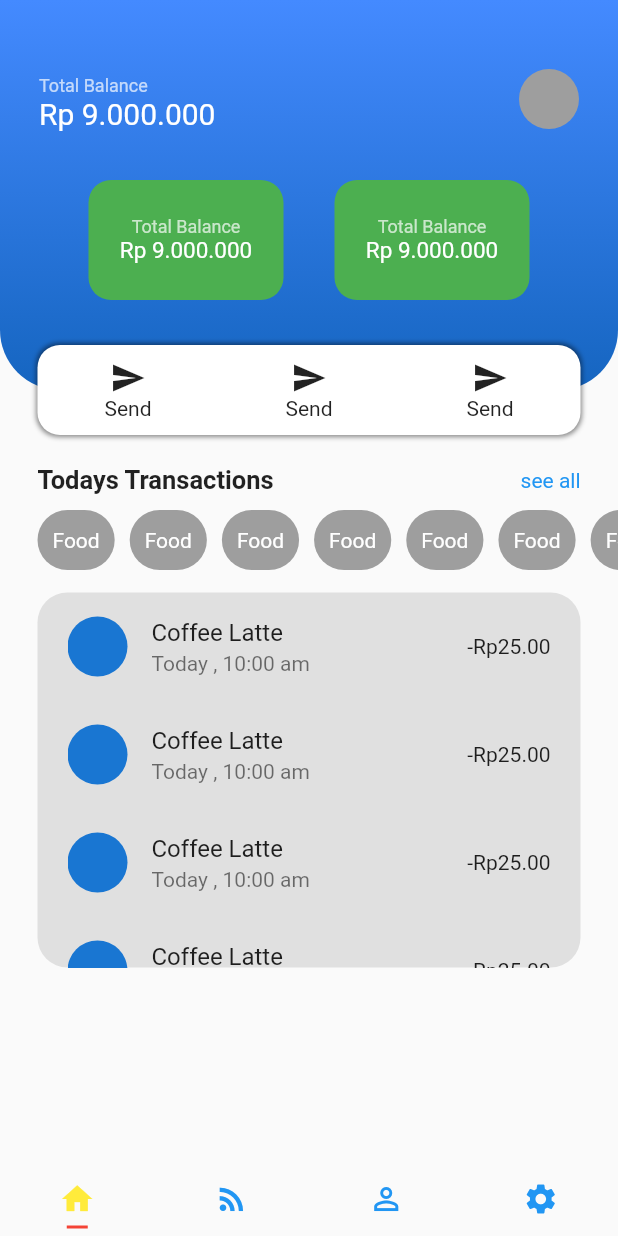
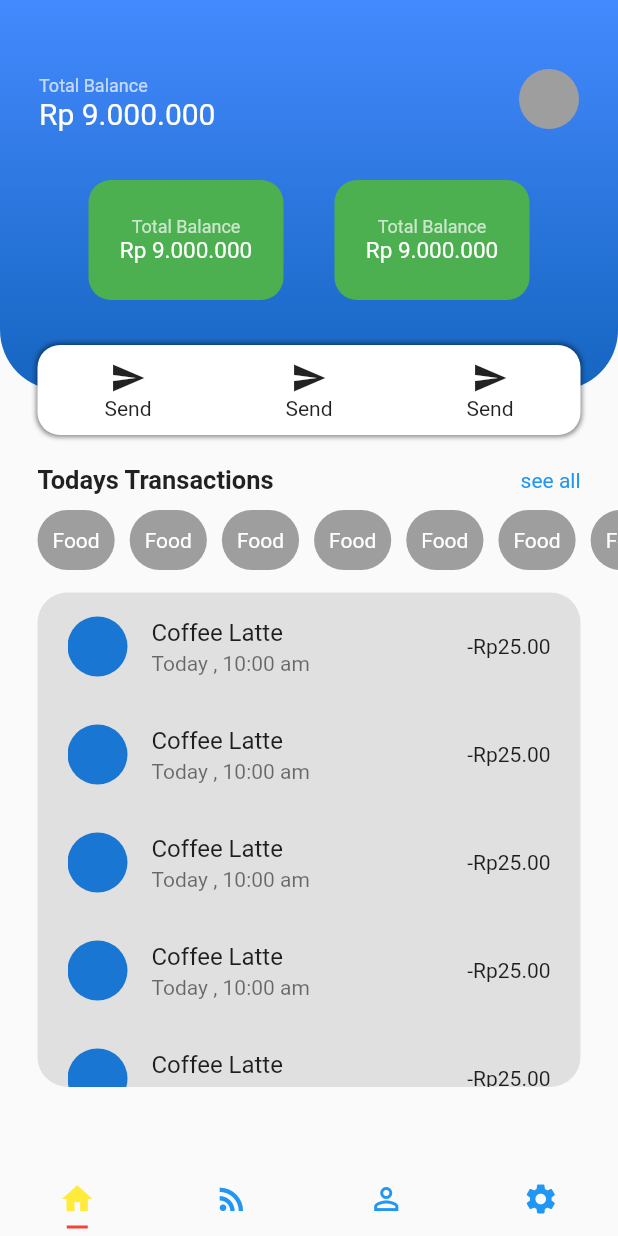
Before and after one commit to TejasAnghan/Qc4Application, a Flutter app: the screen it shows after launch, on a phone screen of 412 x 824 dp. Run offline on Flutter 3.47's test engine with Material 2 defaults, Android fonts, the phone set to English and light mode, and no system bars.

Commit message:
second commmit

```diff
--- a/lib/firstPage.dart
+++ b/lib/firstPage.dart
@@ -194,7 +194,7 @@ class FirstPage extends StatelessWidget {
                     Container(
                       margin: const EdgeInsets.only(
                           right: 25, left: 25, top: 15, bottom: 20),
-                      height: 250,
+                      height: MediaQuery.of(context).size.height * 0.4,
                       width: MediaQuery.of(context).size.width,
                       padding: EdgeInsets.symmetric(horizontal: 20),
                       decoration: BoxDecoration(
@@ -205,7 +205,7 @@ class FirstPage extends StatelessWidget {
                         mainAxisAlignment: MainAxisAlignment.start,
                         children: [
                           SizedBox(
-                            height: 250,
+                            height: MediaQuery.of(context).size.height * 0.4,
                             child: ListView.builder(
                               itemCount: 10,
                               // shrinkWrap: true,
```
